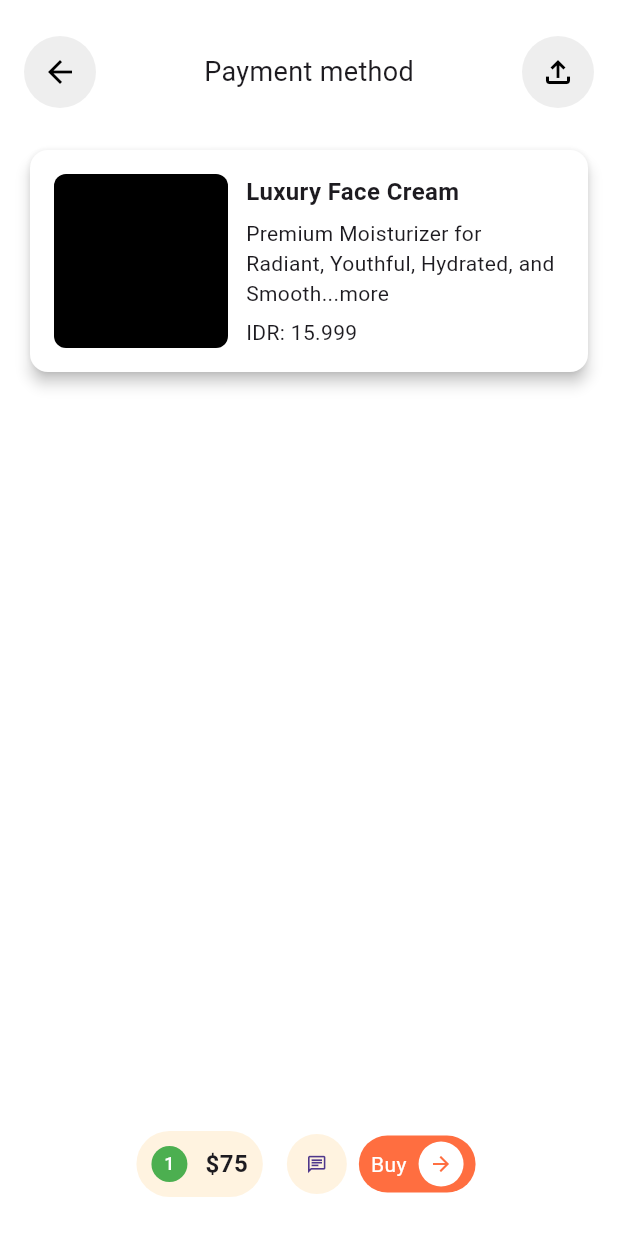
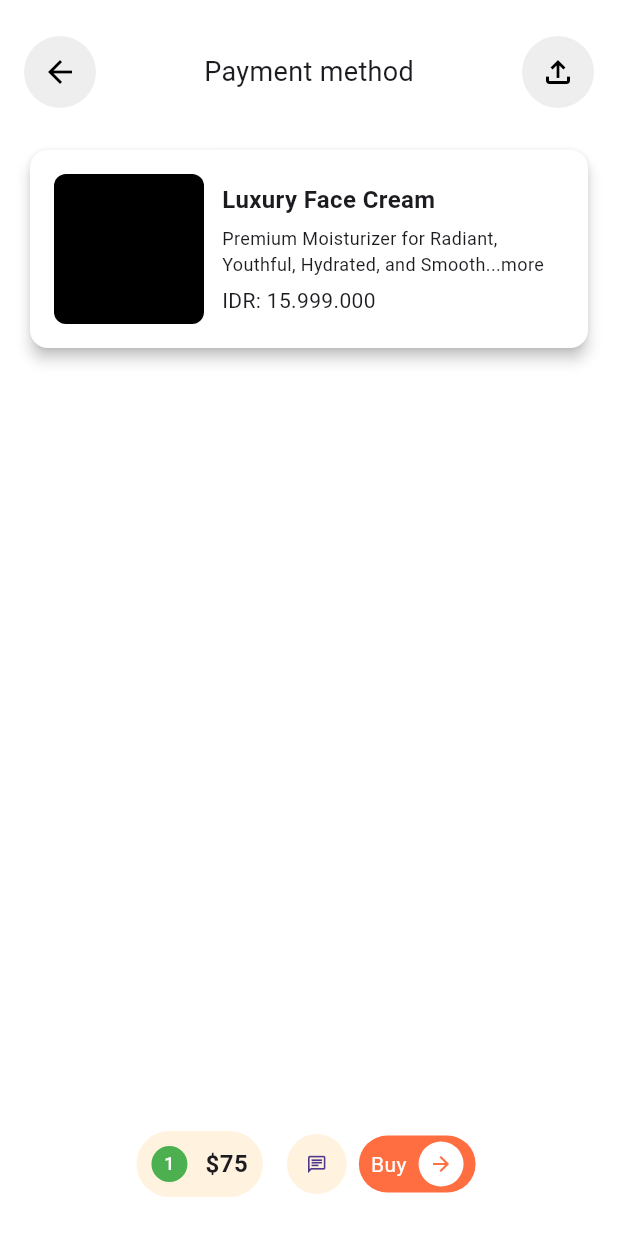
Before and after one commit to JAICHANGPARK/flutter_notebook_chapter_43, a Flutter app: the MarketplacePaymentMethodPage screen opened directly, on a phone screen of 412 x 824 dp. Run offline on Flutter 3.47's test engine with Material 3 defaults, Android fonts, the phone set to English and light mode, and no system bars; our stand-ins replace gap, hugeicons.

Commit message:
Update marketplace_payment_method_page.dart

```diff
--- a/lib/ep2168_marketplace_app/ui/marketplace_payment_method_page.dart
+++ b/lib/ep2168_marketplace_app/ui/marketplace_payment_method_page.dart
@@ -60,8 +60,8 @@ class _MarketplacePaymentMethodPageState extends State<MarketplacePaymentMethodP
                           spacing: 12,
                           children: [
                             Container(
-                              height: 116,
-                              width: 116,
+                              height: 100,
+                              width: 100,
                               decoration: BoxDecoration(
                                 color: Colors.black,
                                 borderRadius: BorderRadius.circular(8),
@@ -79,8 +79,13 @@ class _MarketplacePaymentMethodPageState extends State<MarketplacePaymentMethodP
                                       fontWeight: FontWeight.bold,
                                     ),
                                   ),
-                                  Text("Premium Moisturizer for Radiant, Youthful, Hydrated, and Smooth...more"),
-                                  Text("IDR: 15.999")
+                                  Text(
+                                    "Premium Moisturizer for Radiant, Youthful, Hydrated, and Smooth...more",
+                                    style: TextStyle(
+                                      fontSize: 12,
+                                    ),
+                                  ),
+                                  Text("IDR: 15.999.000")
                                 ],
                               ),
                             )
```
